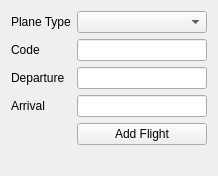
Before: the Qt Designer form addflightwindow.ui in Tmroz21/Plane-Reservation-System, drawn with Qt 5.
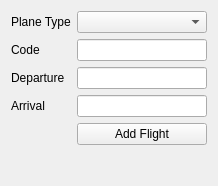
After: the same form once the commit is applied.

Commit message: added refresh button, safet features to booking and add flight window

```diff
--- a/addflightwindow.ui
+++ b/addflightwindow.ui
@@ -7,7 +7,7 @@
     <x>0</x>
     <y>0</y>
     <width>218</width>
-    <height>161</height>
+    <height>186</height>
    </rect>
   </property>
   <property name="windowTitle">
```
Left out of the diff: 24 changed lines with no effect on the pictures. The commit also changes 4 other files.
